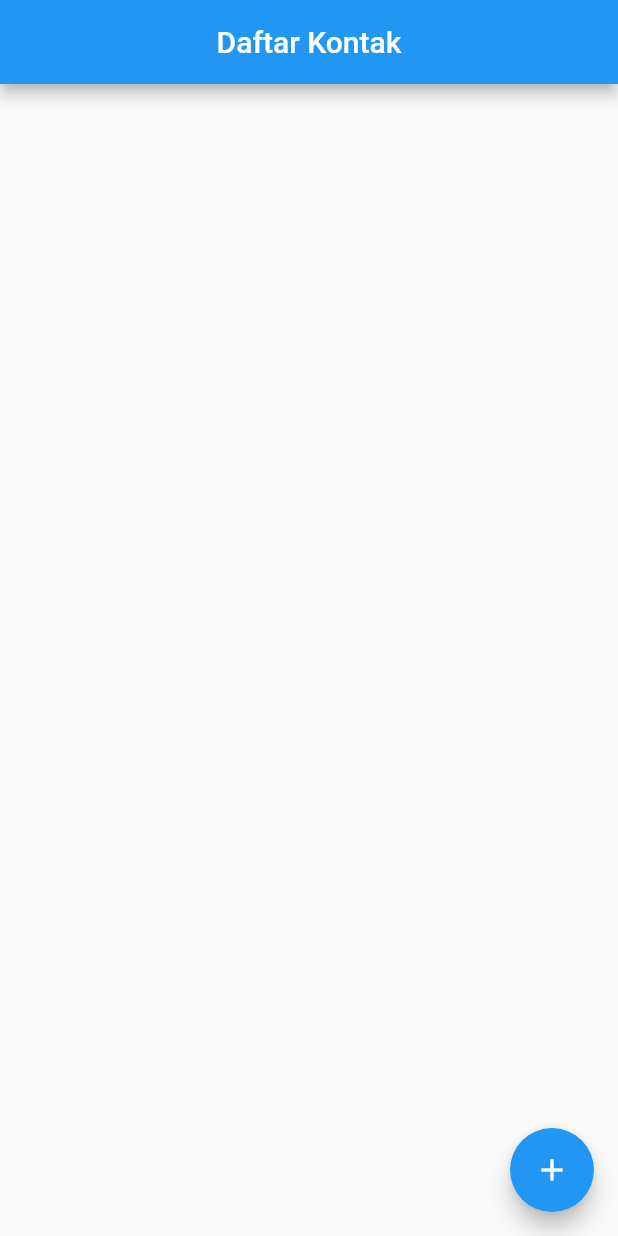
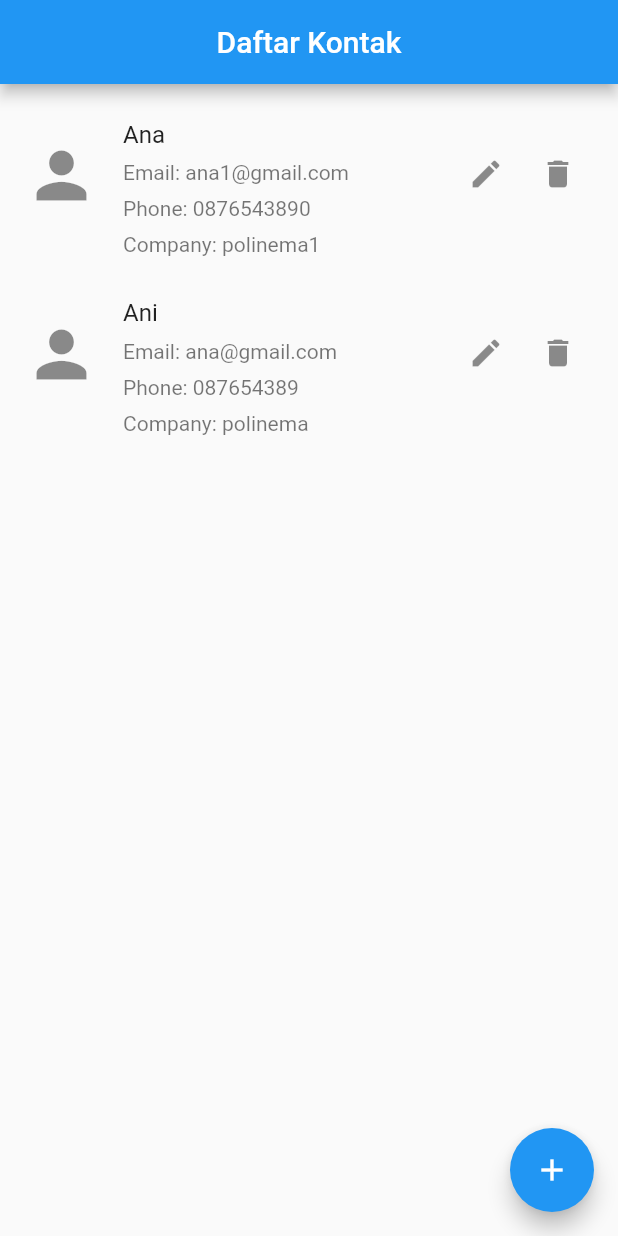
Before and after one commit to hhidayatinc/test_code_sql, a Flutter app: the screen it shows after launch, on a phone screen of 412 x 824 dp. Run offline on Flutter 3.47's test engine with Material 2 defaults, Android fonts, the phone set to English and light mode, and no system bars; our stand-ins replace sqflite; accounts and stored records are empty.

```diff
--- a/lib/screens/list_kontak.dart
+++ b/lib/screens/list_kontak.dart
@@ -12,7 +12,10 @@ class ListKontakPage extends StatefulWidget {
 }
 
 class ListKontakPageState extends State<ListKontakPage> {
-  List<Kontak> listKontak = [];
+  List<Kontak> listKontak = [
+    Kontak(nama: "Ana", email: "ana1@gmail.com", no: "0876543890", company: "polinema1"),
+    Kontak(nama: "Ani", email: "ana@gmail.com", no: "087654389", company: "polinema")
+  ];
   DBHelper db = DBHelper();
   @override
   void initState() {
@@ -112,7 +115,6 @@ class ListKontakPageState extends State<ListKontakPage> {
                         onPressed: (){
                           //membuat dialog konfirmasi hapus
                           AlertDialog hapus = AlertDialog(
-                            key: Key('alertdialog_hapus'),
                             title: Text("Information"),
                             content: Container(
                               height: 100,
@@ -127,7 +129,6 @@ class ListKontakPageState extends State<ListKontakPage> {
 
                             actions: [
                               TextButton(
-                                key: Key('button_hapus'),
                                   onPressed: ()async{
                                     await db.deleteKontak(kontak.id!);
                                     setState(() {
```
Also changed, not shown: 1 other file.
